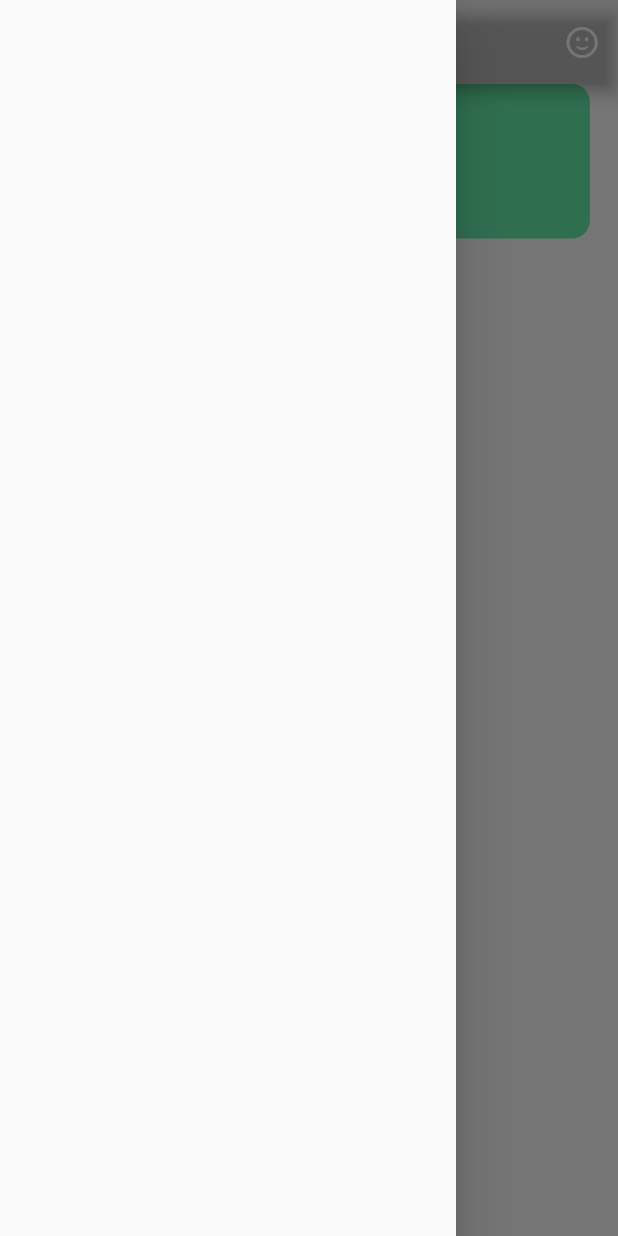
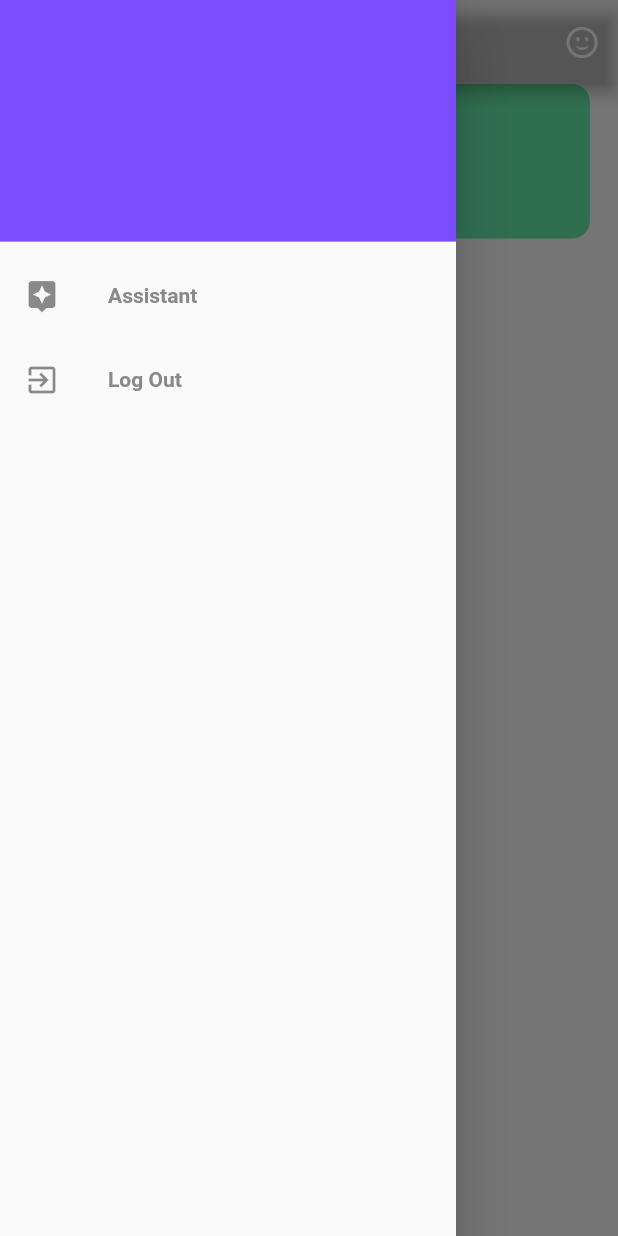
Before and after one commit to patelneel9080/Notaria-Notes-App, a Flutter app: the screen it shows after launch, with the side drawer open, on a phone screen of 412 x 824 dp. Run offline on Flutter 3.47's test engine with Material 2 defaults, Android fonts, the phone set to English and light mode, and no system bars; our stand-ins replace google_fonts, shared_preferences, smooth_page_indicator, sqflite; accounts and stored records are empty; Roboto replaces fonts that are missing (Aboreto).

Commit message:
sign out

```diff
--- a/lib/Screen/homescreen.dart
+++ b/lib/Screen/homescreen.dart
@@ -1,5 +1,7 @@
 import 'package:bottam/Images/images.dart';
+import 'package:bottam/Pages/firstpage.dart';
 import 'package:bottam/assistant/Icebear/icebear.dart';
+import 'package:bottam/config/app_constant.dart';
 import 'package:flutter/cupertino.dart';
 import 'package:flutter/material.dart';
 import 'package:google_fonts/google_fonts.dart';
@@ -23,29 +25,69 @@ class _HomePageState extends State<HomePage> {
       appBar: AppBar(
         backgroundColor: Colors.transparent,
         centerTitle: true,
-        title: Text("NOTARIA"),
+        title: const Text("NOTARIA"),
         actions: [
-          IconButton(onPressed: () {
-            Navigator.push(context, MaterialPageRoute(builder: (context) => DailyQuotes(),));
-          }, icon: Icon(CupertinoIcons.smiley))
+          IconButton(
+              onPressed: () {
+                Navigator.push(
+                    context,
+                    MaterialPageRoute(
+                      builder: (context) => DailyQuotes(),
+                    ));
+              },
+              icon: const Icon(CupertinoIcons.smiley))
         ],
       ),
-      drawer: Drawer(),
-      body: Container(
+      drawer: Drawer(
+        child: ListView(
+          padding: EdgeInsets.zero,
+          children: [
+            DrawerHeader(
+              decoration: const BoxDecoration(
+                color: Colors.deepPurpleAccent,
+              ),
+                child: Text(
+              "$UserId",
+              style: const TextStyle(color: Colors.white, fontSize: 24),
+            )),
+            ListTile(
+              leading: const Icon(Icons.assistant),
+            title: const Text("Assistant",style: TextStyle(color:Color(0xff898989),fontWeight: FontWeight.w600),),
+            onTap: () {
+              Navigator.push(context, MaterialPageRoute(builder: (context) => const AssistantPage(),));
+            },
+            ),
+            ListTile(
+              leading: const Icon(Icons.exit_to_app),
+              title: const Text("Log Out",style: TextStyle(color:Color(0xff898989),fontWeight: FontWeight.w600),),
+            onTap: () {
+              setState(() {
+                Navigator.push(context, MaterialPageRoute(builder: (context) => const FirstPage(),));
+              });
+            },
+            )
+          ],
+        ),
+      ),
+      body: SizedBox(
         height: size.height,
         width: size.width,
         child: Column(
           children: [
             InkWell(
               onTap: () {
-                Navigator.push(context, MaterialPageRoute(builder: (context) => AssistantPage(),));
+                Navigator.push(
+                    context,
+                    MaterialPageRoute(
+                      builder: (context) => const AssistantPage(),
+                    ));
               },
               child: Container(
-                height: size.height/8,
-                width: size.width/1.1,
+                height: size.height / 8,
+                width: size.width / 1.1,
                 decoration: BoxDecoration(
-                    color: Colors.greenAccent,
-                    borderRadius: BorderRadius.circular(12),
+                  color: Colors.greenAccent,
+                  borderRadius: BorderRadius.circular(12),
                 ),
                 child: Row(
                   mainAxisAlignment: MainAxisAlignment.center,
@@ -55,7 +97,13 @@ class _HomePageState extends State<HomePage> {
                       crossAxisAlignment: CrossAxisAlignment.center,
                       mainAxisAlignment: MainAxisAlignment.center,
                       children: [
-                        Text("Your Assistants",style: GoogleFonts.aboreto(color: Colors.white,fontWeight: FontWeight.bold,fontSize: 16),)
+                        Text(
+                          "Your Assistants",
+                          style: GoogleFonts.aboreto(
+                              color: Colors.white,
+                              fontWeight: FontWeight.bold,
+                              fontSize: 16),
+                        )
                       ],
                     )
                   ],
```
Also changed, not shown: lib/Pages/assistantpage.dart (+10 -0 lines), lib/assistant/Icebear/icebear.dart (+9 -1 lines).
